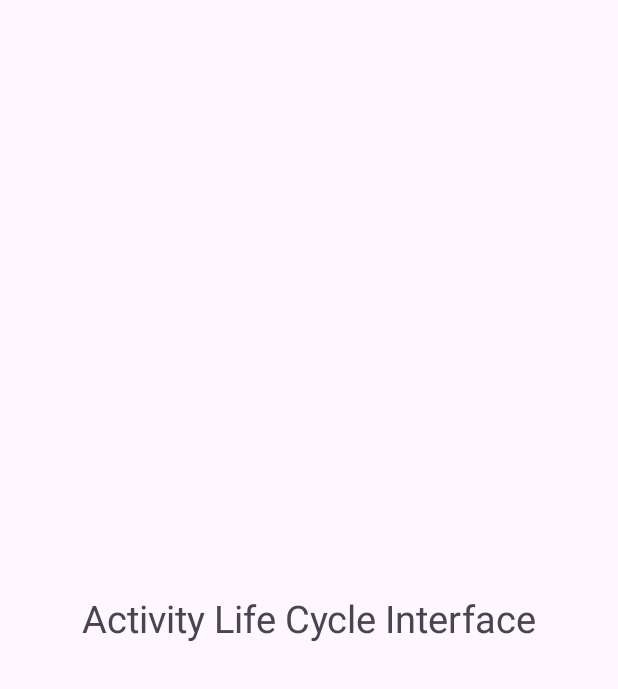
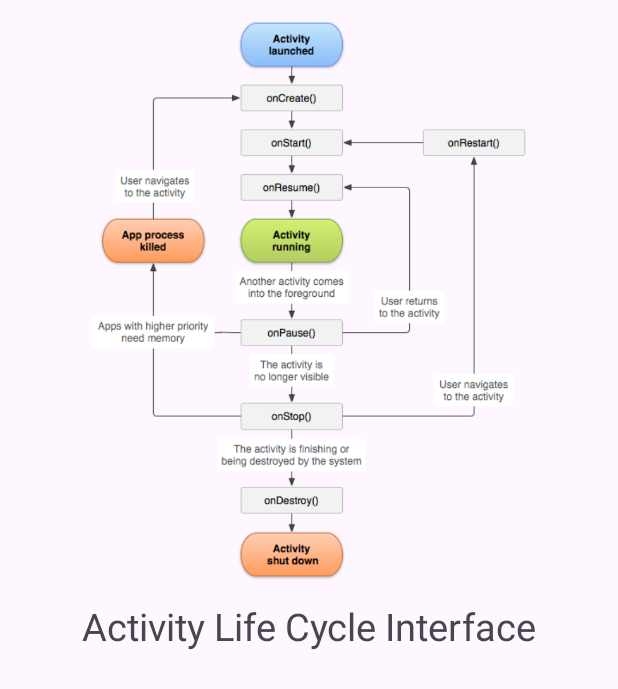
Before and after one commit to LifeCycleIncorporated/ActivityLifeCycle, an Android app: the screen it shows after launch (MainActivity), on a phone screen of 412 x 824 dp. Shown: the top 689 px of the screen. Run offline under Robolectric (Android 15) with nearby library versions, the phone set to English and light mode, and no system bars.

Commit message:
image add

```diff
--- a/app/src/main/res/layout/activity_main.xml
+++ b/app/src/main/res/layout/activity_main.xml
@@ -5,11 +5,17 @@
     android:layout_width="match_parent"
     android:layout_height="match_parent"
     android:orientation="vertical"
-    android:gravity="center"
+    android:gravity="center_horizontal"
     tools:context=".MainActivity">
 
+    <ImageView
+        android:layout_marginTop="10dp"
+        android:layout_width="300dp"
+        android:layout_height="380dp"
+        android:src="@drawable/code"/>
+
     <TextView
-
+        android:layout_marginTop="10dp"
         android:layout_width="wrap_content"
         android:layout_height="wrap_content"
         android:text="@string/home_text"
```
Also changed, not shown: app/src/main/res/drawable/code.png (added).
